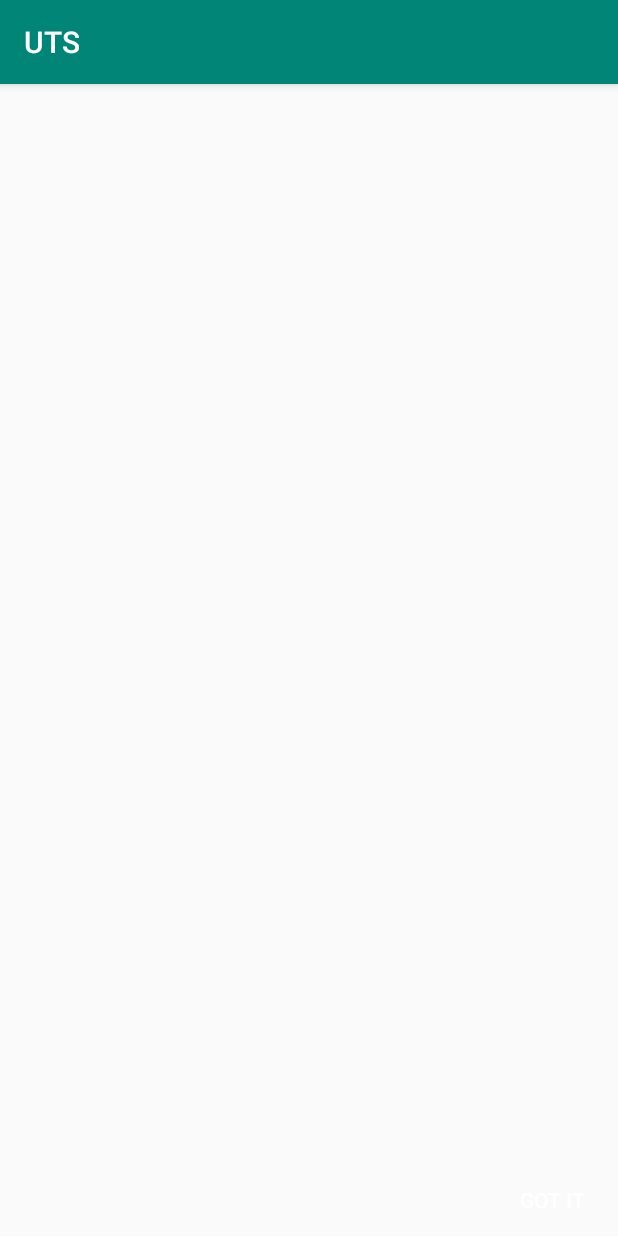
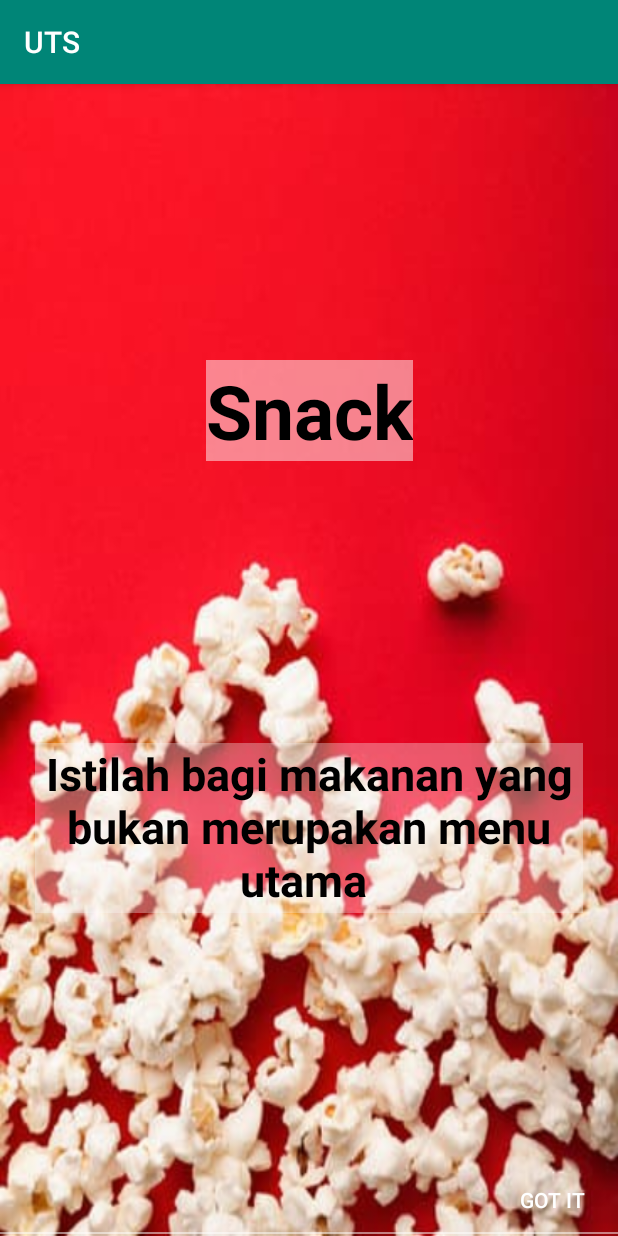
Before and after one commit to CesarDarryl/UTS, an Android app: the screen it shows after launch (WelcomeActivity), after a tap on "NEXT", on a phone screen of 412 x 824 dp. Run offline under Robolectric (Android 15) with nearby library versions, the phone set to English and light mode, and no system bars.

Commit message:
welcome slide 2 terisi...

```diff
--- a/app/src/main/res/layout/welcome_slide2.xml
+++ b/app/src/main/res/layout/welcome_slide2.xml
@@ -1,6 +1,38 @@
 <?xml version="1.0" encoding="utf-8"?>
-<LinearLayout xmlns:android="http://schemas.android.com/apk/res/android"
-    android:orientation="vertical" android:layout_width="match_parent"
-    android:layout_height="match_parent">
+<androidx.constraintlayout.widget.ConstraintLayout xmlns:android="http://schemas.android.com/apk/res/android"
+    xmlns:app="http://schemas.android.com/apk/res-auto"
+    xmlns:tools="http://schemas.android.com/tools"
+    android:layout_width="match_parent"
+    android:layout_height="match_parent"
+    android:orientation="vertical"
+    android:background="@drawable/popcorn">
 
-</LinearLayout>
+    <TextView
+        android:id="@+id/textView5"
+        android:layout_width="wrap_content"
+        android:layout_height="wrap_content"
+        android:layout_marginTop="184dp"
+        android:background="#7CFFFFFF"
+        android:text="Snack"
+        android:textColor="#000000"
+        android:textSize="50sp"
+        android:textStyle="bold"
+        app:layout_constraintEnd_toEndOf="parent"
+        app:layout_constraintStart_toStartOf="parent"
+        app:layout_constraintTop_toTopOf="parent" />
+
+    <TextView
+        android:id="@+id/textView6"
+        android:layout_width="365dp"
+        android:layout_height="113dp"
+        android:layout_marginTop="188dp"
+        android:background="#56FAFAFA"
+        android:text="Istilah bagi makanan yang bukan merupakan menu utama "
+        android:textAlignment="center"
+        android:textColor="#000000"
+        android:textSize="30sp"
+        android:textStyle="bold"
+        app:layout_constraintEnd_toEndOf="parent"
+        app:layout_constraintStart_toStartOf="parent"
+        app:layout_constraintTop_toBottomOf="@+id/textView5" />
+</androidx.constraintlayout.widget.ConstraintLayout>
```
Also changed, not shown: app/src/main/res/drawable/popcorn.jpg (added).
